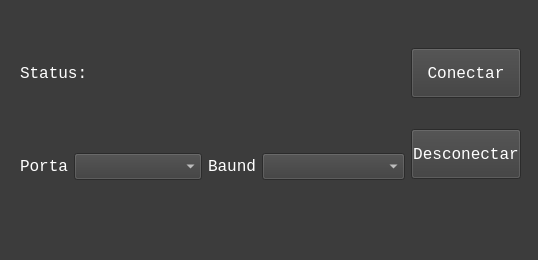
First picture: the form in ControleDeMaquina - Interface/ui/mainwindow.ui, repository lucasfturos/TCC-Controle-de-Maquina, before the edit.
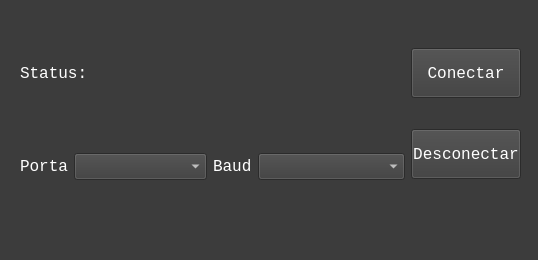
Second picture: the form after the edit.

Patch:
```diff
--- a/ControleDeMaquina - Interface/ui/mainwindow.ui
+++ b/ControleDeMaquina - Interface/ui/mainwindow.ui
@@ -49,7 +49,7 @@
           </font>
          </property>
          <property name="text">
-          <string>Baund</string>
+          <string>Baud</string>
          </property>
         </widget>
        </item>
```
